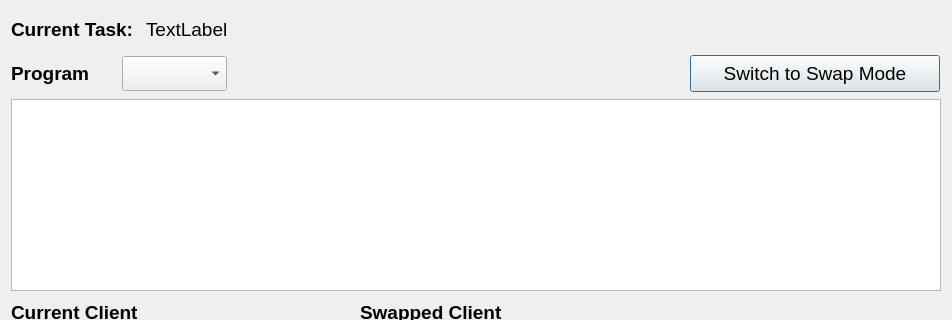
Old version of the form ArcApp/editrooms.ui in the repository Arc-Project/Arc; both pictures show x 0 to 952 and y 0 to 320 of the 952 by 726 pixel window.
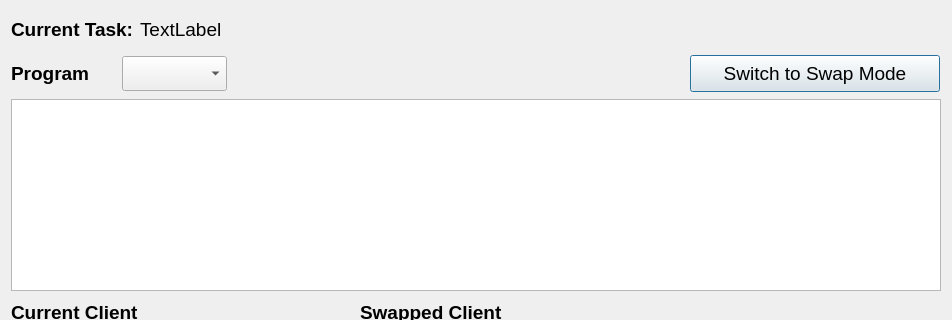
New version of the form.

```diff
--- a/ArcApp/editrooms.ui
+++ b/ArcApp/editrooms.ui
@@ -694,12 +694,12 @@
     <string>Switch to Swap Mode</string>
    </property>
   </widget>
-  <widget class="QWidget" name="">
+  <widget class="QWidget" name="layoutWidget">
    <property name="geometry">
     <rect>
      <x>11</x>
      <y>11</y>
-     <width>264</width>
+     <width>931</width>
      <height>37</height>
     </rect>
    </property>
@@ -742,9 +742,22 @@
       </property>
      </widget>
     </item>
+    <item>
+     <spacer name="horizontalSpacer">
+      <property name="orientation">
+       <enum>Qt::Horizontal</enum>
+      </property>
+      <property name="sizeHint" stdset="0">
+       <size>
+        <width>40</width>
+        <height>20</height>
+       </size>
+      </property>
+     </spacer>
+    </item>
    </layout>
   </widget>
-  <widget class="QWidget" name="">
+  <widget class="QWidget" name="layoutWidget">
    <property name="geometry">
     <rect>
      <x>11</x>
@@ -791,12 +804,12 @@
     </item>
    </layout>
   </widget>
-  <widget class="QWidget" name="">
+  <widget class="QWidget" name="layoutWidget">
    <property name="geometry">
     <rect>
      <x>11</x>
      <y>294</y>
-     <width>341</width>
+     <width>342</width>
      <height>79</height>
     </rect>
    </property>
@@ -841,7 +854,7 @@
     </item>
    </layout>
   </widget>
-  <widget class="QWidget" name="">
+  <widget class="QWidget" name="layoutWidget">
    <property name="geometry">
     <rect>
      <x>360</x>
@@ -891,7 +904,7 @@
     </item>
    </layout>
   </widget>
-  <widget class="QWidget" name="">
+  <widget class="QWidget" name="layoutWidget">
    <property name="geometry">
     <rect>
      <x>710</x>
```
Left out of the diff: 5 changed lines with no effect on the pictures.
